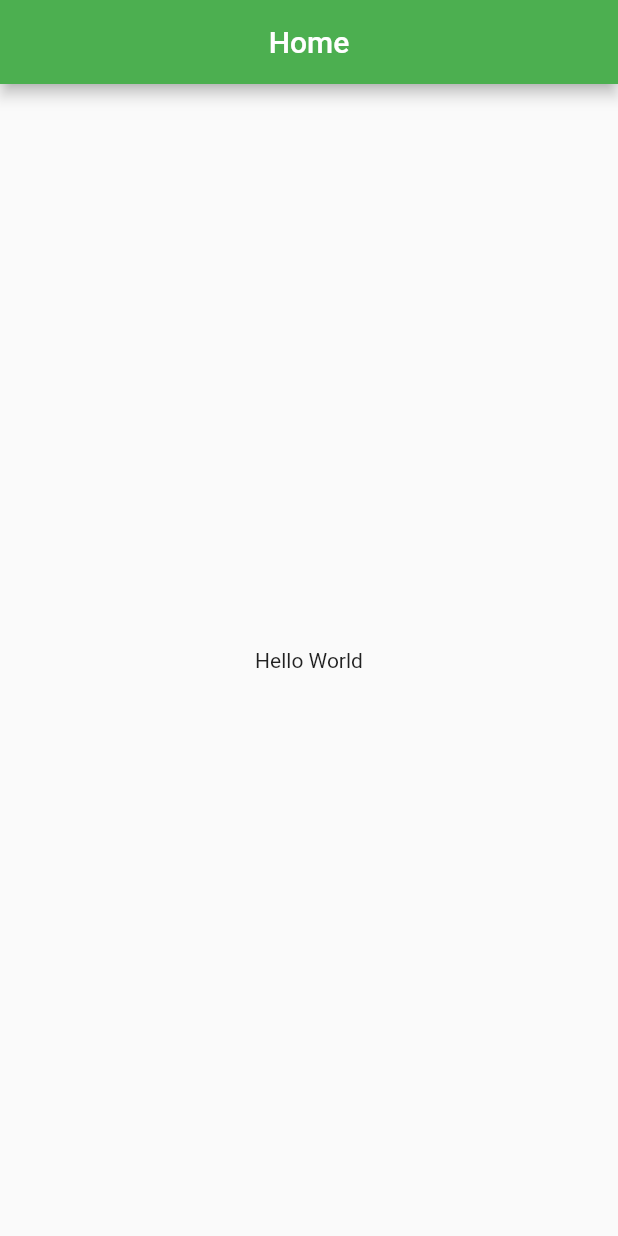
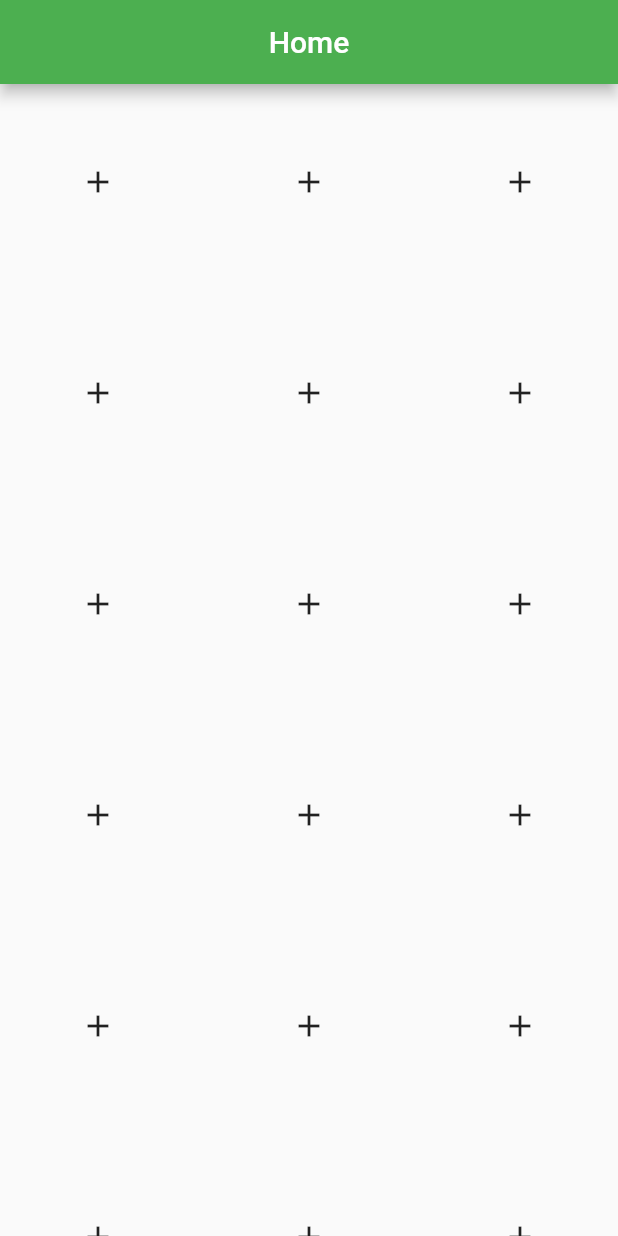
Before and after one commit to HafizSp/Flutter-Practice, a Flutter app: the screen it shows after launch, on a phone screen of 412 x 824 dp. Run offline on Flutter 3.47's test engine with Material 2 defaults, Android fonts, the phone set to English and light mode, and no system bars.

Commit message:
listview-gridview

```diff
--- a/lib/main.dart
+++ b/lib/main.dart
@@ -31,18 +31,200 @@ class HomePage extends StatelessWidget {
   @override
   Widget build(BuildContext context) {
     return Scaffold(
-        appBar: AppBar(
-          title: Text('Home'),
-          centerTitle: true,
-          backgroundColor: Colors.green,
+      appBar: AppBar(
+        title: Text('Home'),
+        centerTitle: true,
+        backgroundColor: Colors.green,
+      ),
+      // body: Scrollbar(
+      //   thickness: 20,
+      //   radius: Radius.circular(20),
+      //   child: ListView(
+      //     scrollDirection: Axis.vertical,
+      //     children: [
+      //       ListTile(
+      //         title: Text('Hello'),
+      //         subtitle: Text('My name is Hafiz'),
+      //         isThreeLine: true,
+      //         leading: Icon(Icons.done),
+      //         trailing: Icon(Icons.delete),
+      //         onTap: () {
+      //           MySnackBar('Success', context);
+      //         },
+      //       ),
+      //       Divider(
+      //         color: Colors.grey,
+      //         endIndent: 30,
+      //         indent: 30,
+      //       ),
+      //       ListTile(
+      //         title: Text('Hello'),
+      //         subtitle: Text('My name is Hafiz'),
+      //         isThreeLine: true,
+      //         leading: Icon(Icons.done),
+      //         trailing: Icon(Icons.delete),
+      //         onTap: () {
+      //           MySnackBar('Success', context);
+      //         },
+      //       ),
+      //       Divider(
+      //         color: Colors.grey,
+      //         endIndent: 30,
+      //         indent: 30,
+      //       ),
+      //       ListTile(
+      //         title: Text('Hello'),
+      //         subtitle: Text('My name is Hafiz'),
+      //         isThreeLine: true,
+      //         leading: Icon(Icons.done),
+      //         trailing: Icon(Icons.delete),
+      //         onTap: () {
+      //           MySnackBar('Success', context);
+      //         },
+      //       ),
+      //       Divider(
+      //         color: Colors.grey,
+      //         endIndent: 30,
+      //         indent: 30,
+      //       ),
+      //       ListTile(
+      //         title: Text('Hello'),
+      //         subtitle: Text('My name is Hafiz'),
+      //         isThreeLine: true,
+      //         leading: Icon(Icons.done),
+      //         trailing: Icon(Icons.delete),
+      //         onTap: () {
+      //           MySnackBar('Success', context);
+      //         },
+      //       ),
+      //       Divider(
+      //         color: Colors.grey,
+      //         endIndent: 30,
+      //         indent: 30,
+      //       ),
+      //       ListTile(
+      //         title: Text('Hello'),
+      //         subtitle: Text('My name is Hafiz'),
+      //         isThreeLine: true,
+      //         leading: Icon(Icons.done),
+      //         trailing: Icon(Icons.delete),
+      //         onTap: () {
+      //           MySnackBar('Success', context);
+      //         },
+      //       ),
+      //       Divider(
+      //         color: Colors.grey,
+      //         endIndent: 30,
+      //         indent: 30,
+      //       ),
+      //       ListTile(
+      //         title: Text('Hello'),
+      //         subtitle: Text('My name is Hafiz'),
+      //         isThreeLine: true,
+      //         leading: Icon(Icons.done),
+      //         trailing: Icon(Icons.delete),
+      //         onTap: () {
+      //           MySnackBar('Success', context);
+      //         },
+      //       ),
+      //       Divider(
+      //         color: Colors.grey,
+      //         endIndent: 30,
+      //         indent: 30,
+      //       ),
+      //       ListTile(
+      //         title: Text('Hello'),
+      //         subtitle: Text('My name is Hafiz'),
+      //         isThreeLine: true,
+      //         leading: Icon(Icons.done),
+      //         trailing: Icon(Icons.delete),
+      //         onTap: () {
+      //           MySnackBar('Success', context);
+      //         },
+      //       ),
+      //       Divider(
+      //         color: Colors.grey,
+      //         endIndent: 30,
+      //         indent: 30,
+      //       ),
+      //       ListTile(
+      //         title: Text('Hello'),
+      //         subtitle: Text('My name is Hafiz'),
+      //         isThreeLine: true,
+      //         leading: Icon(Icons.done),
+      //         trailing: Icon(Icons.delete),
+      //         onTap: () {
+      //           MySnackBar('Success', context);
+      //         },
+      //       ),
+      //       Divider(
+      //         color: Colors.grey,
+      //         endIndent: 30,
+      //         indent: 30,
+      //       ),
+      //       ListTile(
+      //         title: Text('Hello'),
+      //         subtitle: Text('My name is Hafiz'),
+      //         isThreeLine: true,
+      //         leading: Icon(Icons.done),
+      //         trailing: Icon(Icons.delete),
+      //         onTap: () {
+      //           MySnackBar('Success', context);
+      //         },
+      //       ),
+      //       Divider(
+      //         color: Colors.grey,
+      //         endIndent: 30,
+      //         indent: 30,
+      //       ),
+      //       ListTile(
+      //         title: Text('Hello'),
+      //         subtitle: Text('My name is Hafiz'),
+      //         isThreeLine: true,
+      //         leading: Icon(Icons.done),
+      //         trailing: Icon(Icons.delete),
+      //         onTap: () {
+      //           MySnackBar('Success', context);
+      //         },
+      //       ),
+      //     ],
+      //   ),
+      // ),
+      body: Scrollbar(
+        thickness: 20,
+        radius: Radius.circular(20),
+        child: GridView.count(
+          crossAxisCount: 3,
+          mainAxisSpacing: 10,
+          crossAxisSpacing: 10,
+          children: [
+            Icon(Icons.add),
+            Icon(Icons.add),
+            Icon(Icons.add),
+            Icon(Icons.add),
+            Icon(Icons.add),
+            Icon(Icons.add),
+            Icon(Icons.add),
+            Icon(Icons.add),
+            Icon(Icons.add),
+            Icon(Icons.add),
+            Icon(Icons.add),
+            Icon(Icons.add),
+            Icon(Icons.add),
+            Icon(Icons.add),
+            Icon(Icons.add),
+            Icon(Icons.add),
+            Icon(Icons.add),
+            Icon(Icons.add),
+            Icon(Icons.add),
+            Icon(Icons.add),
+            Icon(Icons.add),
+            Icon(Icons.add),
+            Icon(Icons.add),
+            Icon(Icons.add),
+          ],
         ),
-        body: Center(
-          child: GestureDetector(
-            onTap: () {
-              MySnackBar('Successful', context);
-            },
-            child: Text('Hello World'),
-          ),
-        ));
+      ),
+    );
   }
 }
```
